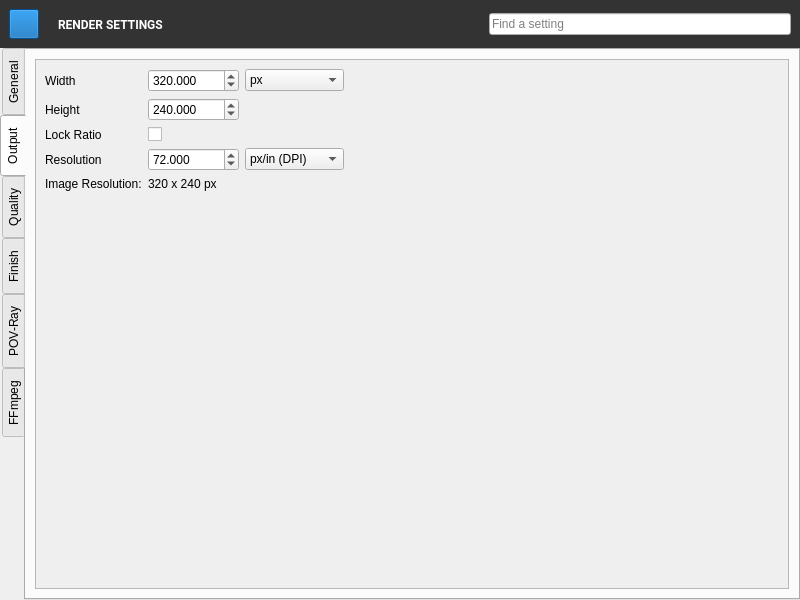
First picture: the form in QChromosome/rendersettings.ui, repository Michalaq/ChromosomeVisualizer, before the edit.
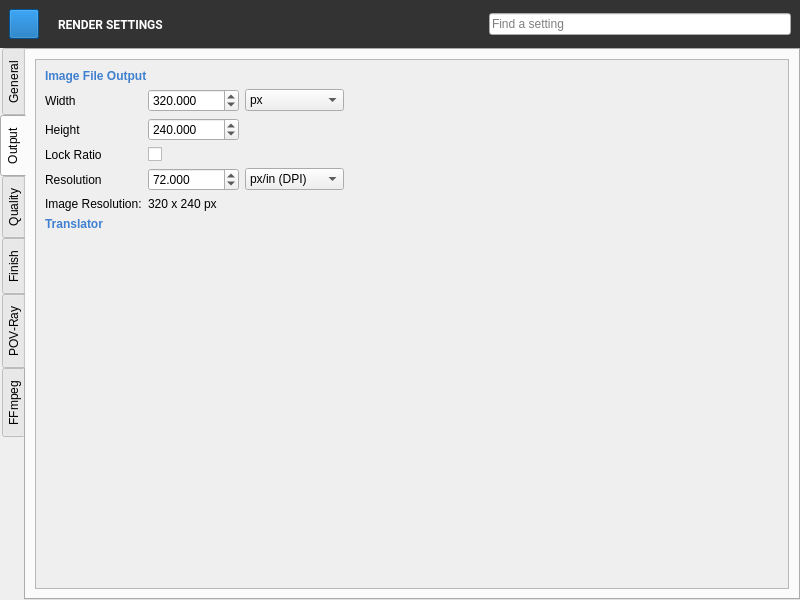
Second picture: the form after the edit. The open tabs and pages were chosen to show the change. Icons and pictures are not drawn. Custom widgets are drawn as their Qt base class.

Commit message: New section in output tab

```diff
--- a/QChromosome/rendersettings.ui
+++ b/QChromosome/rendersettings.ui
@@ -530,21 +530,100 @@
            </rect>
           </property>
           <layout class="QGridLayout" name="gridLayout_2">
-           <item row="3" column="0">
-            <widget class="QLabel" name="label_3">
+           <item row="0" column="0" colspan="4">
+            <widget class="QLabel" name="label_29">
+             <property name="styleSheet">
+              <string notr="true">	font: bold;
+	color: #4080d0;
+</string>
+             </property>
              <property name="text">
-              <string>Resolution</string>
+              <string>Image File Output</string>
              </property>
             </widget>
            </item>
-           <item row="0" column="0">
+           <item row="4" column="1">
+            <widget class="QDoubleSpinBox" name="doubleSpinBox_3">
+             <property name="accelerated">
+              <bool>true</bool>
+             </property>
+             <property name="decimals">
+              <number>3</number>
+             </property>
+             <property name="minimum">
+              <double>1.000000000000000</double>
+             </property>
+             <property name="maximum">
+              <double>100000.000000000000000</double>
+             </property>
+             <property name="value">
+              <double>72.000000000000000</double>
+             </property>
+            </widget>
+           </item>
+           <item row="2" column="0">
+            <widget class="QLabel" name="label_2">
+             <property name="text">
+              <string>Height</string>
+             </property>
+            </widget>
+           </item>
+           <item row="5" column="1">
+            <widget class="QLabel" name="label_7">
+             <property name="text">
+              <string>320 x 240 px</string>
+             </property>
+            </widget>
+           </item>
+           <item row="1" column="0">
             <widget class="QLabel" name="label">
              <property name="text">
               <string>Width</string>
              </property>
             </widget>
            </item>
-           <item row="3" column="2">
+           <item row="3" column="1">
+            <widget class="QCheckBox" name="checkBox"/>
+           </item>
+           <item row="2" column="1">
+            <widget class="QDoubleSpinBox" name="doubleSpinBox_2">
+             <property name="accelerated">
+              <bool>true</bool>
+             </property>
+             <property name="decimals">
+              <number>3</number>
+             </property>
+             <property name="minimum">
+              <double>16.000000000000000</double>
+             </property>
+             <property name="maximum">
+              <double>16000.000000000000000</double>
+             </property>
+             <property name="value">
+              <double>240.000000000000000</double>
+             </property>
+            </widget>
+           </item>
+           <item row="1" column="1">
+            <widget class="QDoubleSpinBox" name="doubleSpinBox">
+             <property name="accelerated">
+              <bool>true</bool>
+             </property>
+             <property name="decimals">
+              <number>3</number>
+             </property>
+             <property name="minimum">
+              <double>16.000000000000000</double>
+             </property>
+             <property name="maximum">
+              <double>16000.000000000000000</double>
+             </property>
+             <property name="value">
+              <double>320.000000000000000</double>
+             </property>
+            </widget>
+           </item>
+           <item row="4" column="2">
             <widget class="QComboBox" name="comboBox_2">
              <property name="currentIndex">
               <number>1</number>
@@ -561,46 +640,7 @@
              </item>
             </widget>
            </item>
-           <item row="0" column="3" rowspan="4">
-            <spacer name="horizontalSpacer">
-             <property name="orientation">
-              <enum>Qt::Horizontal</enum>
-             </property>
-             <property name="sizeHint" stdset="0">
-              <size>
-               <width>40</width>
-               <height>20</height>
-              </size>
-             </property>
-            </spacer>
-           </item>
-           <item row="1" column="0">
-            <widget class="QLabel" name="label_2">
-             <property name="text">
-              <string>Height</string>
-             </property>
-            </widget>
-           </item>
-           <item row="0" column="1">
-            <widget class="QDoubleSpinBox" name="doubleSpinBox">
-             <property name="accelerated">
-              <bool>true</bool>
-             </property>
-             <property name="decimals">
-              <number>3</number>
-             </property>
-             <property name="minimum">
-              <double>16.000000000000000</double>
-             </property>
-             <property name="maximum">
-              <double>16000.000000000000000</double>
-             </property>
-             <property name="value">
-              <double>320.000000000000000</double>
-             </property>
-            </widget>
-           </item>
-           <item row="0" column="2">
+           <item row="1" column="2">
             <widget class="QComboBox" name="comboBox">
              <item>
               <property name="text">
@@ -634,33 +674,20 @@
              </item>
             </widget>
            </item>
-           <item row="2" column="0">
-            <widget class="QLabel" name="label_5">
-             <property name="text">
-              <string>Lock Ratio</string>
+           <item row="1" column="3" rowspan="4">
+            <spacer name="horizontalSpacer">
+             <property name="orientation">
+              <enum>Qt::Horizontal</enum>
              </property>
-            </widget>
-           </item>
-           <item row="3" column="1">
-            <widget class="QDoubleSpinBox" name="doubleSpinBox_3">
-             <property name="accelerated">
-              <bool>true</bool>
+             <property name="sizeHint" stdset="0">
+              <size>
+               <width>40</width>
+               <height>20</height>
+              </size>
              </property>
-             <property name="decimals">
-              <number>3</number>
-             </property>
-             <property name="minimum">
-              <double>1.000000000000000</double>
-             </property>
-             <property name="maximum">
-              <double>100000.000000000000000</double>
-             </property>
-             <property name="value">
-              <double>72.000000000000000</double>
-             </property>
-            </widget>
+            </spacer>
            </item>
-           <item row="5" column="1">
+           <item row="7" column="1">
             <spacer name="verticalSpacer">
              <property name="orientation">
               <enum>Qt::Vertical</enum>
@@ -673,39 +700,39 @@
              </property>
             </spacer>
            </item>
-           <item row="1" column="1">
-            <widget class="QDoubleSpinBox" name="doubleSpinBox_2">
-             <property name="accelerated">
-              <bool>true</bool>
-             </property>
-             <property name="decimals">
-              <number>3</number>
-             </property>
-             <property name="minimum">
-              <double>16.000000000000000</double>
-             </property>
-             <property name="maximum">
-              <double>16000.000000000000000</double>
-             </property>
-             <property name="value">
-              <double>240.000000000000000</double>
-             </property>
-            </widget>
-           </item>
-           <item row="2" column="1">
-            <widget class="QCheckBox" name="checkBox"/>
-           </item>
            <item row="4" column="0">
+            <widget class="QLabel" name="label_3">
+             <property name="text">
+              <string>Resolution</string>
+             </property>
+            </widget>
+           </item>
+           <item row="5" column="0">
             <widget class="QLabel" name="label_6">
              <property name="text">
               <string>Image Resolution:</string>
              </property>
             </widget>
            </item>
-           <item row="4" column="1">
-            <widget class="QLabel" name="label_7">
+           <item row="3" column="0">
+            <widget class="QLabel" name="label_5">
              <property name="text">
-              <string>320 x 240 px</string>
+              <string>Lock Ratio</string>
+             </property>
+            </widget>
+           </item>
+           <item row="6" column="0" colspan="4">
+            <widget class="QLabel" name="label_30">
+             <property name="styleSheet">
+              <string notr="true">	font: bold;
+	color: #4080d0;
+</string>
+             </property>
+             <property name="text">
+              <string>Translator</string>
+             </property>
+             <property name="class" stdset="0">
+              <string>section</string>
              </property>
             </widget>
            </item>
```
Left out of the diff: 6 changed lines with no effect on the pictures. The commit also changes 1 other file.
